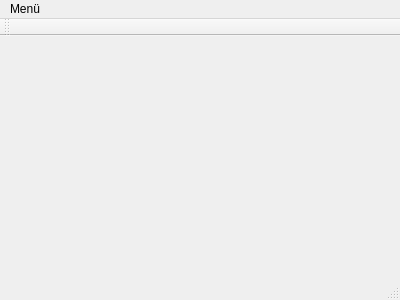
Before: the Qt Designer form mainwindow.ui in 15831944/CBrain, drawn with Qt 5.
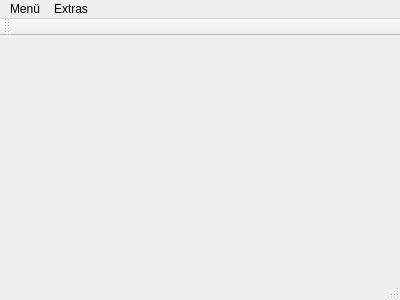
After: the same form once the commit is applied.

```diff
--- a/mainwindow.ui
+++ b/mainwindow.ui
@@ -37,7 +37,14 @@
     <addaction name="menuEinstellungen_2"/>
     <addaction name="actionBenutzer_wechsen"/>
    </widget>
+   <widget class="QMenu" name="menuExtras">
+    <property name="title">
+     <string>Extras</string>
+    </property>
+    <addaction name="actionInfo"/>
+   </widget>
    <addaction name="menuEinstellungen"/>
+   <addaction name="menuExtras"/>
   </widget>
   <widget class="QToolBar" name="mainToolBar">
    <attribute name="toolBarArea">
```
Left out of the diff: 5 changed lines with no effect on the pictures.
